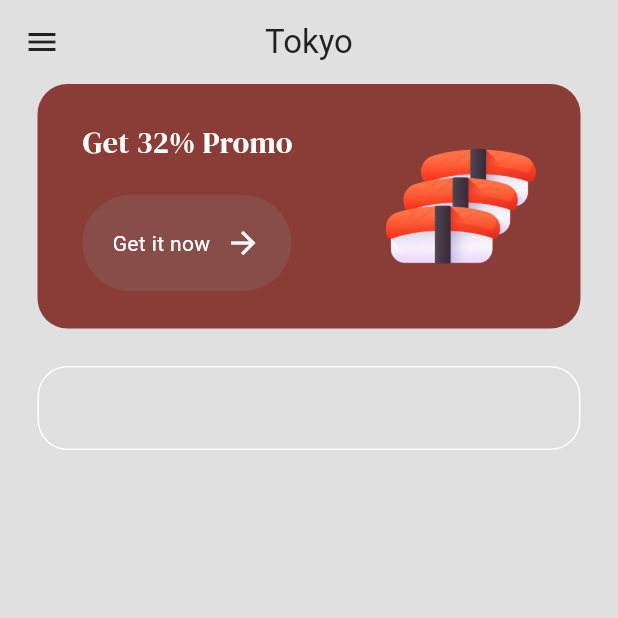
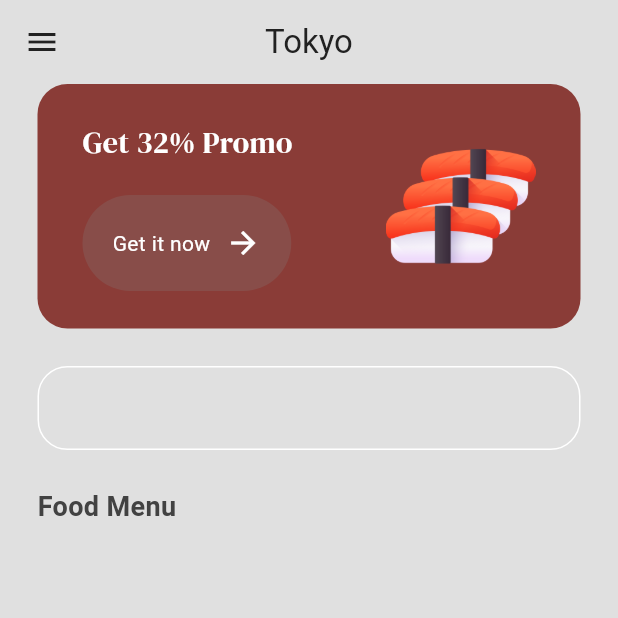
Before and after one commit to Brayan-chan/sushi_shop, a Flutter app: the MenuPage screen opened by its route, on a phone screen of 412 x 824 dp, the top half of it. Run offline on Flutter 3.47's test engine with Material 3 defaults, Android fonts, the phone set to English and light mode, and no system bars; our stand-ins replace google_fonts.

Commit message:
Definiendo el titulo del menu de alimentos

```diff
--- a/lib/pages/menu_page.dart
+++ b/lib/pages/menu_page.dart
@@ -42,6 +42,8 @@ class _MenuPageState extends State<MenuPage> {
       //Creando el contenido de la pagina
 
       body: Column(
+        //Alineando al inicio para que el texto 'Food Menu' se acomode al inicio
+        crossAxisAlignment: CrossAxisAlignment.start,
         children: [
           //Banner de promociones
           Container(
@@ -132,7 +134,19 @@ class _MenuPageState extends State<MenuPage> {
           const SizedBox(height: 25),
 
           //Listado de productos
-
+          //Asignando un padding para manejar el margen
+          Padding(
+            padding: const EdgeInsets.symmetric(horizontal: 25.0),
+            child: Text(
+              'Food Menu',
+              //Definiendo estilos para el texto
+               style: TextStyle(
+                fontWeight: FontWeight.bold,
+                color: Colors.grey[800],
+                fontSize: 18,
+              ),
+            ),
+          ),
 
           //Comida popular
         ],
```
